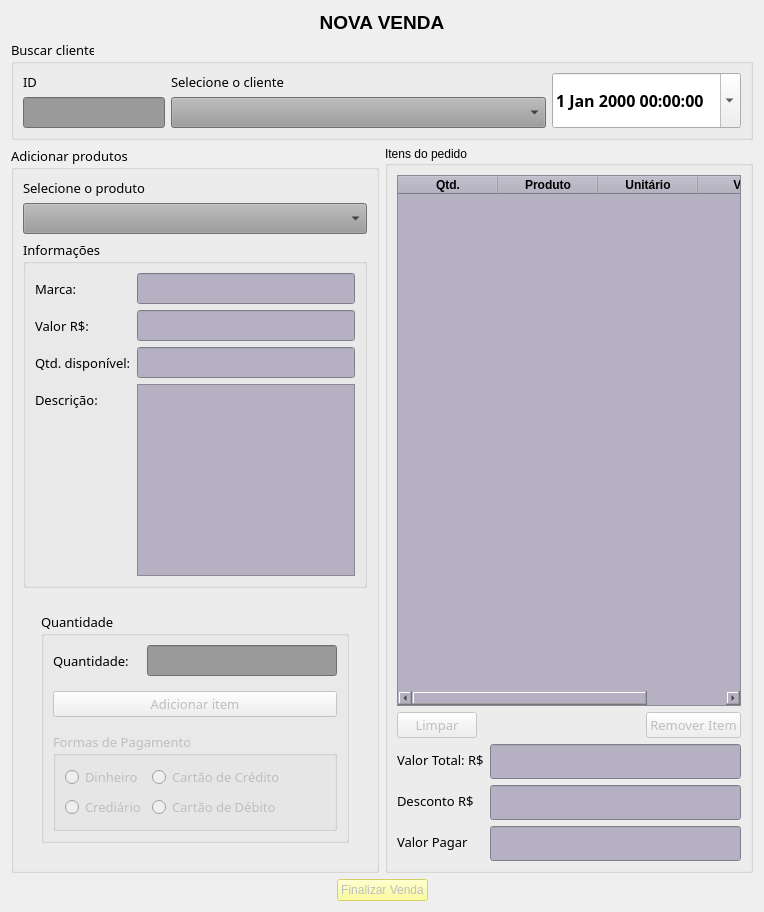
adaiasreis/ProjetoMatCons_F, file ui/ui_novaVenda.ui: the form before one commit.
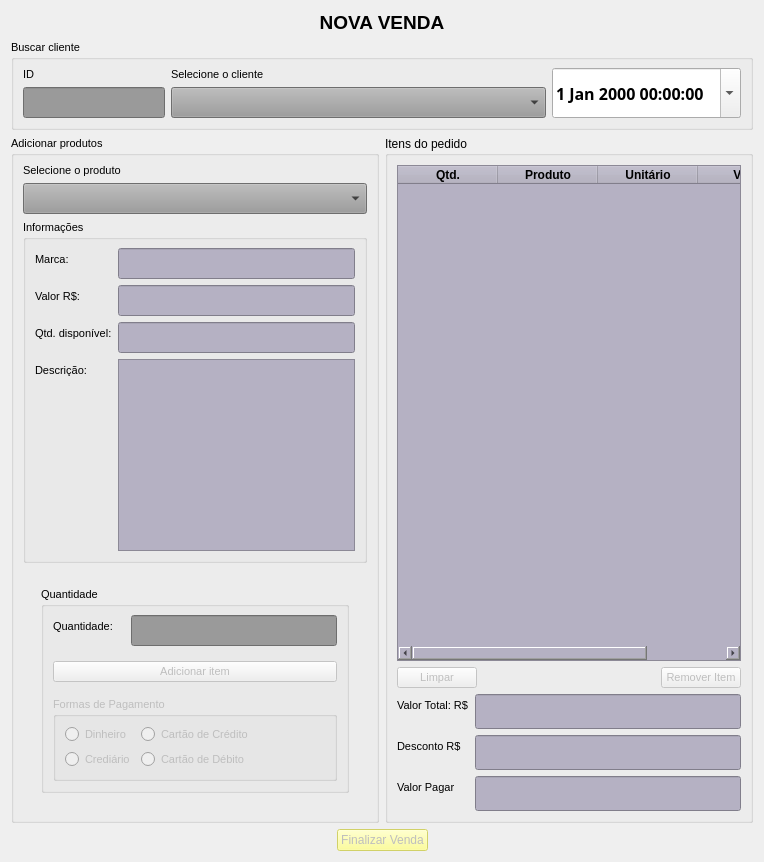
The form after the commit.

Diff of the .ui file:
```diff
--- a/ui/ui_novaVenda.ui
+++ b/ui/ui_novaVenda.ui
@@ -63,8 +63,8 @@
      </property>
      <property name="font">
       <font>
-       <family>Modern No. 20</family>
-       <pointsize>10</pointsize>
+       <family>MS Shell Dlg 2</family>
+       <pointsize>8</pointsize>
       </font>
      </property>
      <property name="title">
@@ -77,8 +77,8 @@
          <widget class="QLabel" name="label_3">
           <property name="font">
            <font>
-            <family>Modern No. 20</family>
-            <pointsize>10</pointsize>
+            <family>MS Shell Dlg 2</family>
+            <pointsize>8</pointsize>
            </font>
           </property>
           <property name="text">
@@ -96,8 +96,8 @@
           </property>
           <property name="font">
            <font>
-            <family>Modern No. 20</family>
-            <pointsize>10</pointsize>
+            <family>MS Shell Dlg 2</family>
+            <pointsize>8</pointsize>
            </font>
           </property>
           <property name="text">
@@ -202,8 +202,8 @@
        <widget class="QGroupBox" name="groupBox_2">
         <property name="font">
          <font>
-          <family>Modern No. 20</family>
-          <pointsize>10</pointsize>
+          <family>MS Shell Dlg 2</family>
+          <pointsize>8</pointsize>
          </font>
         </property>
         <property name="title">
@@ -214,8 +214,8 @@
           <widget class="QLabel" name="label_4">
            <property name="font">
             <font>
-             <family>Modern No. 20</family>
-             <pointsize>10</pointsize>
+             <family>MS Shell Dlg 2</family>
+             <pointsize>8</pointsize>
             </font>
            </property>
            <property name="text">
@@ -254,8 +254,8 @@
                <widget class="QLabel" name="label_5">
                 <property name="font">
                  <font>
-                  <family>Modern No. 20</family>
-                  <pointsize>10</pointsize>
+                  <family>MS Shell Dlg 2</family>
+                  <pointsize>8</pointsize>
                  </font>
                 </property>
                 <property name="text">
@@ -283,8 +283,8 @@
                <widget class="QLabel" name="label_6">
                 <property name="font">
                  <font>
-                  <family>Modern No. 20</family>
-                  <pointsize>10</pointsize>
+                  <family>MS Shell Dlg 2</family>
+                  <pointsize>8</pointsize>
                  </font>
                 </property>
                 <property name="text">
@@ -312,8 +312,8 @@
                <widget class="QLabel" name="label_7">
                 <property name="font">
                  <font>
-                  <family>Modern No. 20</family>
-                  <pointsize>10</pointsize>
+                  <family>MS Shell Dlg 2</family>
+                  <pointsize>8</pointsize>
                  </font>
                 </property>
                 <property name="text">
@@ -341,8 +341,8 @@
                <widget class="QLabel" name="label_8">
                 <property name="font">
                  <font>
-                  <family>Modern No. 20</family>
-                  <pointsize>10</pointsize>
+                  <family>MS Shell Dlg 2</family>
+                  <pointsize>8</pointsize>
                  </font>
                 </property>
                 <property name="text">
@@ -410,8 +410,8 @@
                      <widget class="QLabel" name="label_9">
                       <property name="font">
                        <font>
-                        <family>Modern No. 20</family>
-                        <pointsize>10</pointsize>
+                        <family>MS Shell Dlg 2</family>
+                        <pointsize>8</pointsize>
                        </font>
                       </property>
                       <property name="text">
@@ -439,10 +439,16 @@
                     <property name="enabled">
                      <bool>false</bool>
                     </property>
+                    <property name="sizePolicy">
+                     <sizepolicy hsizetype="Minimum" vsizetype="Fixed">
+                      <horstretch>0</horstretch>
+                      <verstretch>0</verstretch>
+                     </sizepolicy>
+                    </property>
                     <property name="font">
                      <font>
-                      <family>Modern No. 20</family>
-                      <pointsize>10</pointsize>
+                      <family>MS Shell Dlg 2</family>
+                      <pointsize>8</pointsize>
                      </font>
                     </property>
                     <property name="text">
@@ -457,33 +463,20 @@
                     </property>
                     <property name="font">
                      <font>
-                      <family>Modern No. 20</family>
-                      <pointsize>10</pointsize>
+                      <family>MS Shell Dlg 2</family>
+                      <pointsize>8</pointsize>
                      </font>
                     </property>
                     <property name="title">
                      <string>Formas de Pagamento</string>
                     </property>
                     <layout class="QFormLayout" name="formLayout_5">
-                     <item row="0" column="0">
-                      <widget class="QRadioButton" name="r_din">
-                       <property name="font">
-                        <font>
-                         <family>Modern No. 20</family>
-                         <pointsize>10</pointsize>
-                        </font>
-                       </property>
-                       <property name="text">
-                        <string>Dinheiro</string>
-                       </property>
-                      </widget>
-                     </item>
                      <item row="0" column="1">
                       <widget class="QRadioButton" name="r_carCred">
                        <property name="font">
                         <font>
-                         <family>Modern No. 20</family>
-                         <pointsize>10</pointsize>
+                         <family>MS Shell Dlg 2</family>
+                         <pointsize>8</pointsize>
                          <weight>50</weight>
                          <bold>false</bold>
                         </font>
@@ -497,8 +490,8 @@
                       <widget class="QRadioButton" name="r_cred">
                        <property name="font">
                         <font>
-                         <family>Modern No. 20</family>
-                         <pointsize>10</pointsize>
+                         <family>MS Shell Dlg 2</family>
+                         <pointsize>8</pointsize>
                          <weight>50</weight>
                          <bold>false</bold>
                         </font>
@@ -508,12 +501,25 @@
                        </property>
                       </widget>
                      </item>
+                     <item row="0" column="0">
+                      <widget class="QRadioButton" name="r_din">
+                       <property name="font">
+                        <font>
+                         <family>MS Shell Dlg 2</family>
+                         <pointsize>8</pointsize>
+                        </font>
+                       </property>
+                       <property name="text">
+                        <string>Dinheiro</string>
+                       </property>
+                      </widget>
+                     </item>
                      <item row="1" column="1">
                       <widget class="QRadioButton" name="r_carDeb">
                        <property name="font">
                         <font>
-                         <family>Modern No. 20</family>
-                         <pointsize>10</pointsize>
+                         <family>MS Shell Dlg 2</family>
+                         <pointsize>8</pointsize>
                          <weight>50</weight>
                          <bold>false</bold>
                         </font>
@@ -549,6 +555,9 @@
            <property name="styleSheet">
             <string notr="true">background-color: rgb(181, 177, 195);</string>
            </property>
+           <property name="alternatingRowColors">
+            <bool>true</bool>
+           </property>
            <column>
             <property name="text">
              <string>Qtd.</string>
@@ -617,8 +626,8 @@
              </property>
              <property name="font">
               <font>
-               <family>Modern No. 20</family>
-               <pointsize>10</pointsize>
+               <family>MS Shell Dlg 2</family>
+               <pointsize>8</pointsize>
               </font>
              </property>
              <property name="text">
@@ -646,8 +655,8 @@
              </property>
              <property name="font">
               <font>
-               <family>Modern No. 20</family>
-               <pointsize>10</pointsize>
+               <family>MS Shell Dlg 2</family>
+               <pointsize>8</pointsize>
               </font>
              </property>
              <property name="text">
@@ -663,8 +672,8 @@
             <widget class="QLabel" name="label_10">
              <property name="font">
               <font>
-               <family>Modern No. 20</family>
-               <pointsize>10</pointsize>
+               <family>MS Shell Dlg 2</family>
+               <pointsize>8</pointsize>
               </font>
              </property>
              <property name="text">
@@ -692,8 +701,8 @@
             <widget class="QLabel" name="label_11">
              <property name="font">
               <font>
-               <family>Modern No. 20</family>
-               <pointsize>10</pointsize>
+               <family>MS Shell Dlg 2</family>
+               <pointsize>8</pointsize>
               </font>
              </property>
              <property name="text">
@@ -721,8 +730,8 @@
             <widget class="QLabel" name="label_12">
              <property name="font">
               <font>
-               <family>Modern No. 20</family>
-               <pointsize>10</pointsize>
+               <family>MS Shell Dlg 2</family>
+               <pointsize>8</pointsize>
               </font>
              </property>
              <property name="text">
```
